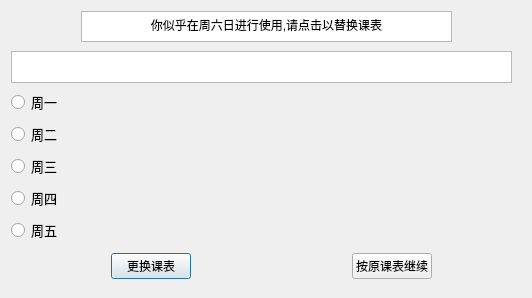
The window that main/ui_rcs.ui (erduotong/Simple_Class_Information_Display) describes before a commit, drawn with Qt 5.
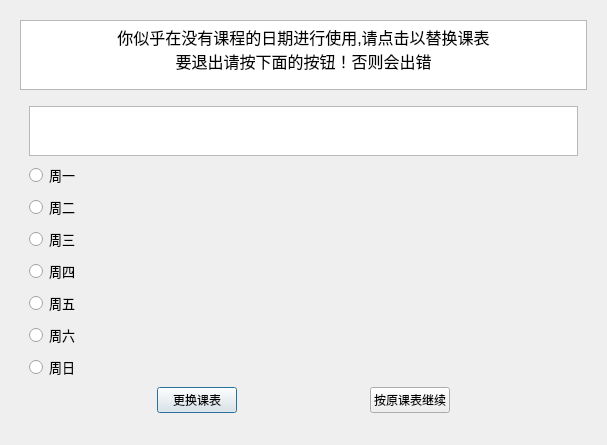
The same window after the commit.

Commit message: 添加了一些说明文档并且更改了选择课程的ui

The edit to the form file:
```diff
--- a/main/ui_rcs.ui
+++ b/main/ui_rcs.ui
@@ -6,8 +6,8 @@
    <rect>
     <x>0</x>
     <y>0</y>
-    <width>532</width>
-    <height>298</height>
+    <width>607</width>
+    <height>445</height>
    </rect>
   </property>
   <property name="sizePolicy">
@@ -22,48 +22,24 @@
   <layout class="QVBoxLayout" name="verticalLayout_2">
    <item>
     <widget class="QWidget" name="widget" native="true">
-     <property name="sizePolicy">
-      <sizepolicy hsizetype="Preferred" vsizetype="Preferred">
-       <horstretch>0</horstretch>
-       <verstretch>0</verstretch>
-      </sizepolicy>
-     </property>
+     <layout class="QVBoxLayout" name="verticalLayout_4" stretch="1,20">
+      <item>
      <widget class="QTextBrowser" name="textBrowser_2">
-      <property name="geometry">
-       <rect>
-        <x>70</x>
-        <y>0</y>
-        <width>371</width>
-        <height>31</height>
-       </rect>
-      </property>
       <property name="html">
        <string>&lt;!DOCTYPE HTML PUBLIC &quot;-//W3C//DTD HTML 4.0//EN&quot; &quot;http://www.w3.org/TR/REC-html40/strict.dtd&quot;&gt;
 &lt;html&gt;&lt;head&gt;&lt;meta name=&quot;qrichtext&quot; content=&quot;1&quot; /&gt;&lt;style type=&quot;text/css&quot;&gt;
 p, li { white-space: pre-wrap; }
 &lt;/style&gt;&lt;/head&gt;&lt;body style=&quot; font-family:'SimSun'; font-size:9pt; font-weight:400; font-style:normal;&quot;&gt;
-&lt;p align=&quot;center&quot; style=&quot; margin-top:0px; margin-bottom:0px; margin-left:0px; margin-right:0px; -qt-block-indent:0; text-indent:0px;&quot;&gt;你似乎在周六日进行使用,请点击以替换课表&lt;/p&gt;&lt;/body&gt;&lt;/html&gt;</string>
-      </property>
-     </widget>
+&lt;p align=&quot;center&quot; style=&quot; margin-top:0px; margin-bottom:0px; margin-left:0px; margin-right:0px; -qt-block-indent:0; text-indent:0px;&quot;&gt;&lt;span style=&quot; font-size:12pt;&quot;&gt;你似乎在没有课程的日期进行使用,请点击以替换课表&lt;/span&gt;&lt;/p&gt;
+&lt;p align=&quot;center&quot; style=&quot; margin-top:0px; margin-bottom:0px; margin-left:0px; margin-right:0px; -qt-block-indent:0; text-indent:0px;&quot;&gt;&lt;span style=&quot; font-size:12pt;&quot;&gt;要退出请按下面的按钮！否则会出错&lt;/span&gt;&lt;/p&gt;&lt;/body&gt;&lt;/html&gt;</string>
+        </property>
+       </widget>
+      </item>
+      <item>
      <widget class="QWidget" name="widget_3" native="true">
-      <property name="geometry">
-       <rect>
-        <x>-10</x>
-        <y>30</y>
-        <width>511</width>
-        <height>201</height>
-       </rect>
-      </property>
-      <widget class="QWidget" name="layoutWidget">
-       <property name="geometry">
-        <rect>
-         <x>10</x>
-         <y>10</y>
-         <width>501</width>
-         <height>192</height>
-        </rect>
-       </property>
-       <layout class="QVBoxLayout" name="verticalLayout">
+        <layout class="QVBoxLayout" name="verticalLayout_3">
+         <item>
+          <layout class="QVBoxLayout" name="verticalLayout_5">
         <item>
          <widget class="QTextBrowser" name="textBrowser">
           <property name="maximumSize">
@@ -88,7 +64,7 @@
          </widget>
         </item>
         <item>
-         <widget class="QRadioButton" name="mon">
+            <widget class="QRadioButton" name="monday">
           <property name="font">
            <font>
             <family>黑体</family>
@@ -101,7 +77,7 @@
          </widget>
         </item>
         <item>
-         <widget class="QRadioButton" name="tue">
+            <widget class="QRadioButton" name="tuesday">
           <property name="font">
            <font>
             <family>黑体</family>
@@ -114,7 +90,7 @@
          </widget>
         </item>
         <item>
-         <widget class="QRadioButton" name="wed">
+            <widget class="QRadioButton" name="wednesday">
           <property name="font">
            <font>
             <family>黑体</family>
@@ -127,7 +103,7 @@
          </widget>
         </item>
         <item>
-         <widget class="QRadioButton" name="thur">
+            <widget class="QRadioButton" name="thursday">
           <property name="font">
            <font>
             <family>黑体</family>
@@ -140,7 +116,7 @@
          </widget>
         </item>
         <item>
-         <widget class="QRadioButton" name="fri">
+            <widget class="QRadioButton" name="friday">
           <property name="font">
            <font>
             <family>黑体</family>
@@ -152,28 +128,49 @@
           </property>
          </widget>
         </item>
-       </layout>
-      </widget>
-     </widget>
-     <widget class="QWidget" name="widget_4" native="true">
-      <property name="geometry">
-       <rect>
-        <x>90</x>
-        <y>240</y>
-        <width>331</width>
-        <height>31</height>
-       </rect>
-      </property>
-      <widget class="QWidget" name="layoutWidget">
-       <property name="geometry">
-        <rect>
-         <x>10</x>
-         <y>0</y>
-         <width>321</width>
-         <height>30</height>
-        </rect>
-       </property>
+           <item>
+            <widget class="QRadioButton" name="saturday">
+             <property name="font">
+              <font>
+               <family>黑体</family>
+               <pointsize>10</pointsize>
+              </font>
+             </property>
+             <property name="text">
+              <string>周六</string>
+             </property>
+            </widget>
+           </item>
+           <item>
+            <widget class="QRadioButton" name="sunday">
+             <property name="font">
+              <font>
+               <family>黑体</family>
+               <pointsize>10</pointsize>
+              </font>
+             </property>
+             <property name="text">
+              <string>周日</string>
+             </property>
+            </widget>
+           </item>
+          </layout>
+         </item>
+         <item>
        <layout class="QHBoxLayout" name="horizontalLayout">
+           <item>
+            <spacer name="horizontalSpacer_2">
+             <property name="orientation">
+              <enum>Qt::Horizontal</enum>
+             </property>
+             <property name="sizeHint" stdset="0">
+              <size>
+               <width>40</width>
+               <height>20</height>
+              </size>
+             </property>
+            </spacer>
+           </item>
         <item>
          <widget class="QPushButton" name="pushButton">
           <property name="text">
@@ -201,9 +198,25 @@
           </property>
          </widget>
         </item>
-       </layout>
-      </widget>
-     </widget>
+           <item>
+            <spacer name="horizontalSpacer_3">
+             <property name="orientation">
+              <enum>Qt::Horizontal</enum>
+             </property>
+             <property name="sizeHint" stdset="0">
+              <size>
+               <width>40</width>
+               <height>20</height>
+              </size>
+             </property>
+            </spacer>
+           </item>
+          </layout>
+         </item>
+        </layout>
+       </widget>
+      </item>
+     </layout>
     </widget>
    </item>
   </layout>
```
Lines whose indentation alone changed are shown as unchanged. The commit also changes 4 other files.
